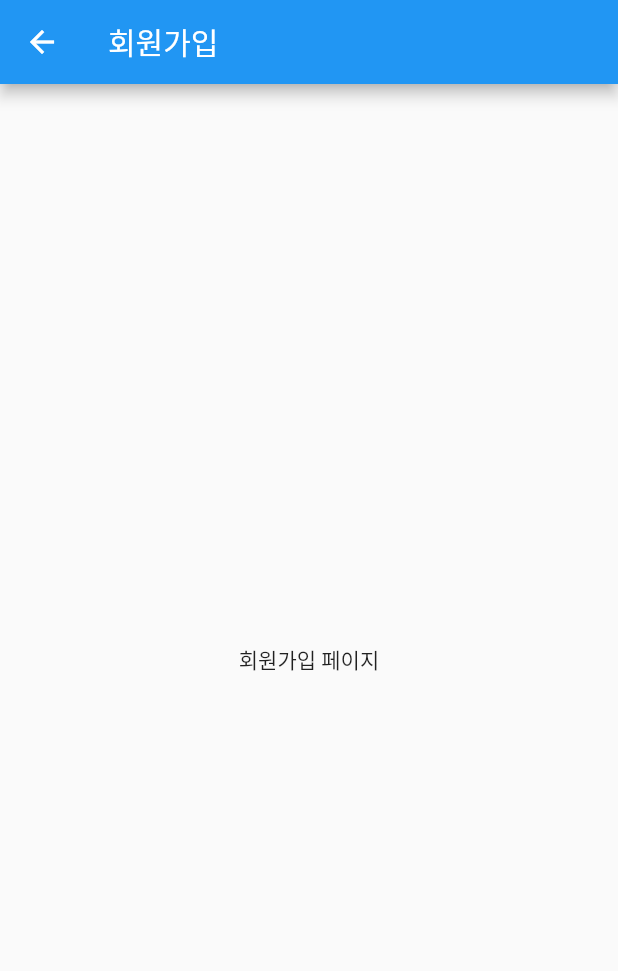
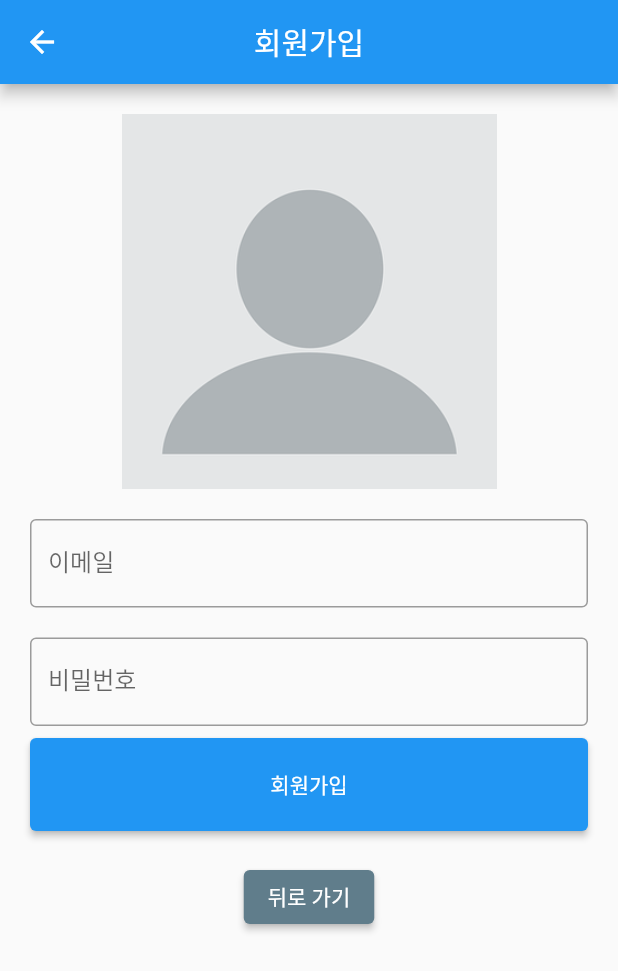
Before and after one commit to HongikB612/UrbanLink, a Flutter app: the RegisterPage screen opened directly, on a phone screen of 412 x 824 dp. Shown: the top 971 px of the screen. Run offline on Flutter 3.47's test engine with Material 2 defaults, Android fonts, the phone set to English and light mode, and no system bars; our stand-ins replace anim_search_bar, firebase_auth, firebase_core, get, google_maps_flutter, logger; accounts and stored records are empty.

Commit message:
Fix password text error Fix the problem on password text does not support pure text, but only support numbers. But now It normally gets text field. ### Add register page.

```diff
--- a/lib/pages/loginpage/registerpage.dart
+++ b/lib/pages/loginpage/registerpage.dart
@@ -1,17 +1,155 @@
+import 'package:firebase_auth/firebase_auth.dart';
 import 'package:flutter/material.dart';
+import 'package:urbanlink_project/pages/loginpage/login.dart';
+import 'package:urbanlink_project/pages/mainpage/mainpage.dart';
+import 'package:urbanlink_project/services/auth.dart';
+import 'package:get/get.dart';
 
-class RegisterPage extends StatelessWidget {
+class RegisterPage extends StatefulWidget {
+  static String id = 'registerpage';
+
   const RegisterPage({super.key});
+
+  @override
+  State<RegisterPage> createState() => _RegisterPageState();
+}
+
+class _RegisterPageState extends State<RegisterPage> {
+  final AuthService _auth = AuthService();
+  final GlobalKey<FormState> _formKey = GlobalKey<FormState>();
+  final TextEditingController _emailController =
+      TextEditingController(); //입력되는 값을 제어
+  final TextEditingController _passwordController = TextEditingController();
+
+  // 로그인 폼 상단에 이미지가 표시된다. 이미지가 없어도 동작은 하나, X표시 처리.
+  final String _imageFile = 'assets/images/profileImage.jpeg';
+
+  Widget _userIdWidget() {
+    return TextFormField(
+      controller: _emailController,
+      keyboardType: TextInputType.emailAddress,
+      decoration: const InputDecoration(
+        border: OutlineInputBorder(),
+        labelText: '이메일',
+      ),
+      validator: (String? value) {
+        if (value!.isEmpty) {
+          // == null or isEmpty
+          return '이메일을 입력해주세요.';
+        }
+        return null;
+      },
+    );
+  }
+
+  Widget _passwordWidget() {
+    return TextFormField(
+      controller: _passwordController,
+      obscureText: true,
+      keyboardType: TextInputType.text,
+      decoration: const InputDecoration(
+        border: OutlineInputBorder(),
+        labelText: '비밀번호',
+      ),
+      validator: (String? value) {
+        if (value!.isEmpty) {
+          // == null or isEmpty
+          return '비밀번호를 입력해주세요.';
+        }
+        return null;
+      },
+    );
+  }
 
   @override
   Widget build(BuildContext context) {
     return Scaffold(
+      resizeToAvoidBottomInset: false,
       appBar: AppBar(
-        title: const Text('회원가입'),
+        title: const Text("회원가입"),
+        centerTitle: true,
       ),
-      body: const Center(
-        child: Text('회원가입 페이지'),
+      body: Form(
+        key: _formKey,
+        child: Padding(
+          padding: const EdgeInsets.all(20.0),
+          child: Column(
+            children: [
+              Image(width: 400.0, height: 250.0, image: AssetImage(_imageFile)),
+              const SizedBox(height: 20.0),
+              _userIdWidget(),
+              const SizedBox(height: 20.0),
+              _passwordWidget(),
+              Container(
+                height: 70,
+                width: double.infinity,
+                padding: const EdgeInsets.only(top: 8.0),
+                child: ElevatedButton(
+                    onPressed: () => _authProvider(),
+                    child: const Text("회원가입")),
+              ),
+              const SizedBox(height: 20.0),
+              ElevatedButton(
+                  style: ButtonStyle(
+                    backgroundColor: MaterialStateProperty.all(Colors.blueGrey),
+                  ),
+                  onPressed: () => Get.off(const LoginPage()),
+                  child: const Text('뒤로 가기')),
+            ],
+          ),
+        ),
       ),
     );
   }
+
+  @override
+  void initState() {
+    //해당 클래스가 호출되었을떄
+    super.initState();
+  }
+
+  @override
+  void dispose() {
+    // 해당 클래스가 사라질떄
+    _emailController.dispose();
+    _passwordController.dispose();
+    super.dispose();
+  }
+
+  _authProvider() async {
+    //키보드 숨기기
+    if (_formKey.currentState!.validate()) {
+      FocusScope.of(context).requestFocus(FocusNode());
+
+      // Firebase 사용자 인증, 사용자 등록
+      try {
+        await _auth.registerWithEmailAndPassword(
+            _emailController.text, _passwordController.text);
+
+        Get.offAll(() => const MainPage());
+      } on FirebaseAuthException catch (e) {
+        logger.e(e.code);
+        String message = '';
+
+        if (e.code == 'email-already-in-use') {
+          message = '이미 사용중인 이메일입니다.';
+        } else if (e.code == 'invalid-email') {
+          message = '이메일 형식이 올바르지 않습니다.';
+        } else if (e.code == 'weak-password') {
+          message = '비밀번호가 너무 약합니다.';
+        } else {
+          message = '알 수 없는 오류가 발생했습니다.';
+        }
+
+        ScaffoldMessenger.of(context).showSnackBar(
+          SnackBar(
+            content: Text(message),
+            backgroundColor: Colors.deepOrange,
+          ),
+        );
+      } catch (e) {
+        logger.e(e);
+      }
+    }
+  }
 }
```
Also changed, not shown: lib/pages/loginpage/login.dart (+11 -6 lines).
